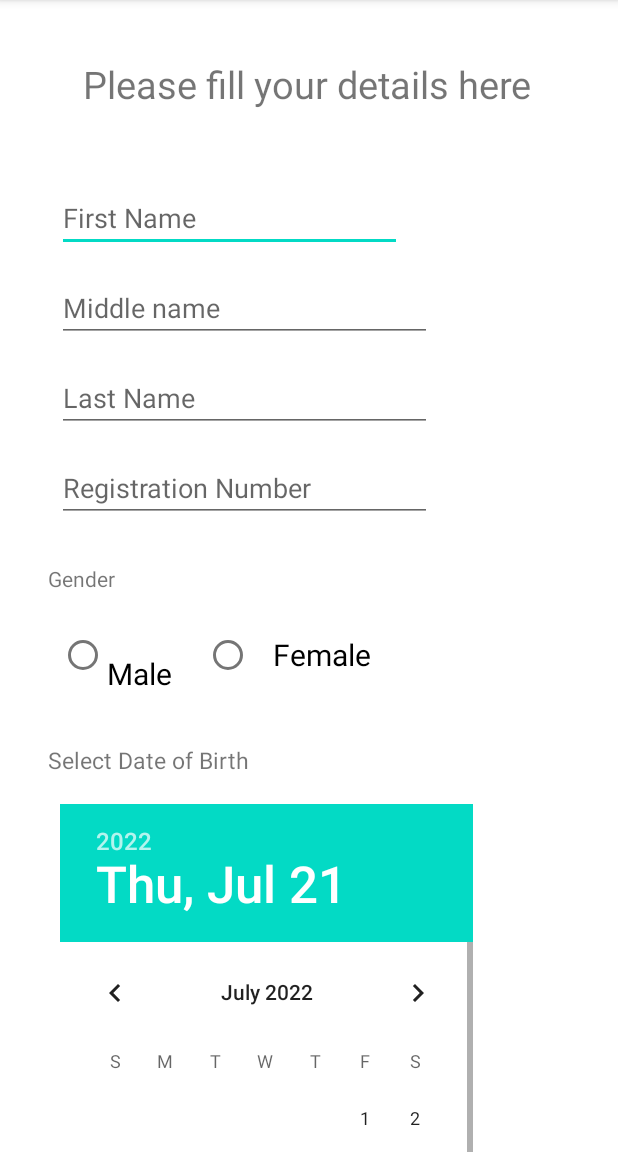
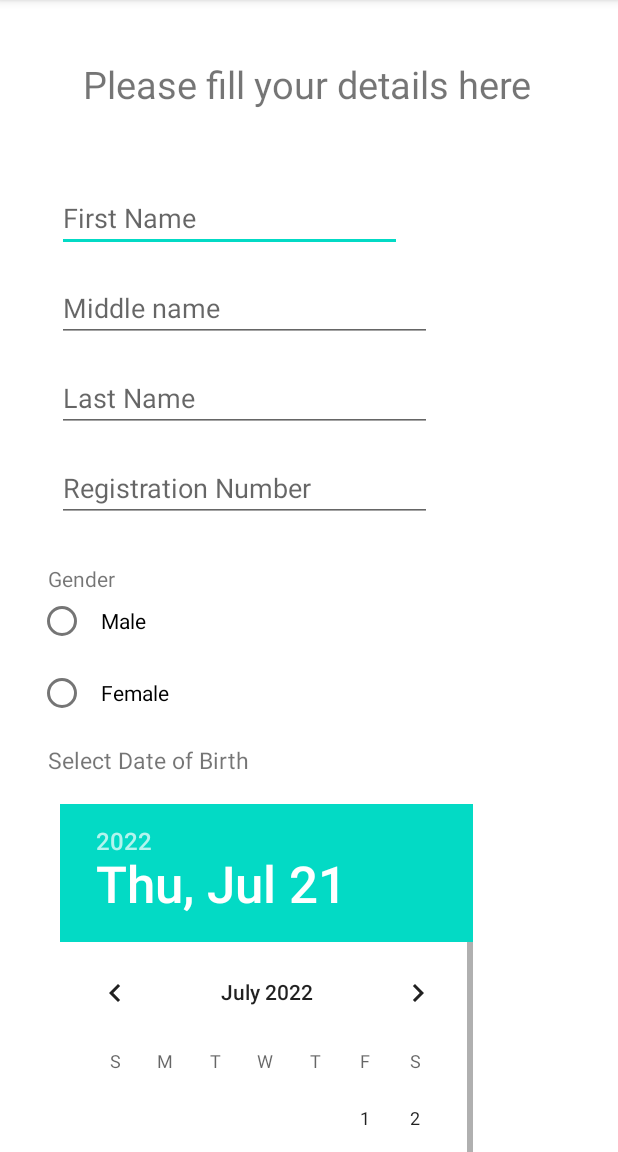
Before and after one commit to ShantanuKasana17/Student-Information, an Android app: the screen it shows after launch (MainActivity), on a phone screen of 412 x 824 dp, the part 84-1236 px from its top. Run offline under Robolectric (Android 15) with nearby library versions, the phone set to English and light mode, and no system bars.

Commit message:
Update activity_main.xml

```diff
--- a/app/src/main/res/layout/activity_main.xml
+++ b/app/src/main/res/layout/activity_main.xml
@@ -190,7 +190,6 @@
             tools:ignore="MissingConstraints" />
 
         <Button
-            android:id="@+id/button"
             android:layout_width="100dp"
             android:layout_height="50dp"
             android:layout_marginStart="72dp"
@@ -198,38 +197,43 @@
             android:text="@string/submit"
             app:layout_constraintStart_toStartOf="@+id/editTextTextMail"
             app:layout_constraintTop_toTopOf="@+id/editTextTextMail"
-            tools:ignore="MissingConstraints">
+            tools:ignore="MissingConstraints"
+            android:id="@+id/submit">
 
         </Button>
 
-        <RadioButton
-            android:id="@+id/radioFemale"
-            android:layout_width="112dp"
-            android:layout_height="49dp"
-            android:layout_marginStart="104dp"
-            android:layout_marginTop="36dp"
-            android:checked="false"
-            android:text="   Female"
-            android:textSize="20dp"
-            app:layout_constraintStart_toStartOf="@+id/gender"
-            app:layout_constraintTop_toTopOf="@+id/gender"
-            tools:ignore="MissingConstraints" />
+        <LinearLayout
+            xmlns:android="http://schemas.android.com/apk/res/android"
+            android:layout_width="match_parent"
+            android:layout_height="match_parent"
+            android:gravity="center">
 
-        <RadioButton
-            android:id="@+id/radioMale"
-            android:layout_width="84dp"
-            android:layout_height="50dp"
-            android:layout_marginStart="8dp"
-            android:layout_marginTop="36dp"
-            android:layout_marginEnd="71dp"
-            android:checked="false"
-            android:text="  Male"
-            android:textSize="20dp"
-            app:layout_constraintEnd_toStartOf="@+id/radioFemale"
-            app:layout_constraintHorizontal_bias="0.016"
-            app:layout_constraintStart_toStartOf="@+id/gender"
-            app:layout_constraintTop_toTopOf="@+id/gender"
-            tools:ignore="MissingConstraints" />
+            <RadioGroup
+                android:id="@+id/radioGroup"
+                android:layout_width="match_parent"
+                android:layout_height="wrap_content"
+                android:paddingLeft="20dp">
+
+                <RadioButton
+                    android:id="@+id/radioMale"
+                    android:layout_width="wrap_content"
+                    android:layout_height="wrap_content"
+                    android:layout_marginStart="5dp"
+                    android:layout_marginTop="390dp"
+                    android:padding="10dp"
+                    android:text="Male"/>
+
+                <RadioButton
+                    android:id="@+id/radioFemale"
+                    android:layout_width="wrap_content"
+                    android:layout_height="wrap_content"
+                    android:layout_marginStart="5dp"
+                    android:padding="10dp"
+                    android:text="Female"/>
+
+            </RadioGroup>
+
+        </LinearLayout>
 
         <TextView
             android:id="@+id/cred"
@@ -241,6 +245,6 @@
             android:text="Made by Devesh Jain"
             android:textSize="25dp"
             app:layout_constraintEnd_toEndOf="parent"
-            app:layout_constraintTop_toTopOf="@+id/button" />
+            app:layout_constraintTop_toTopOf="@+id/submit" />
     </androidx.constraintlayout.widget.ConstraintLayout>
 </ScrollView>
```
